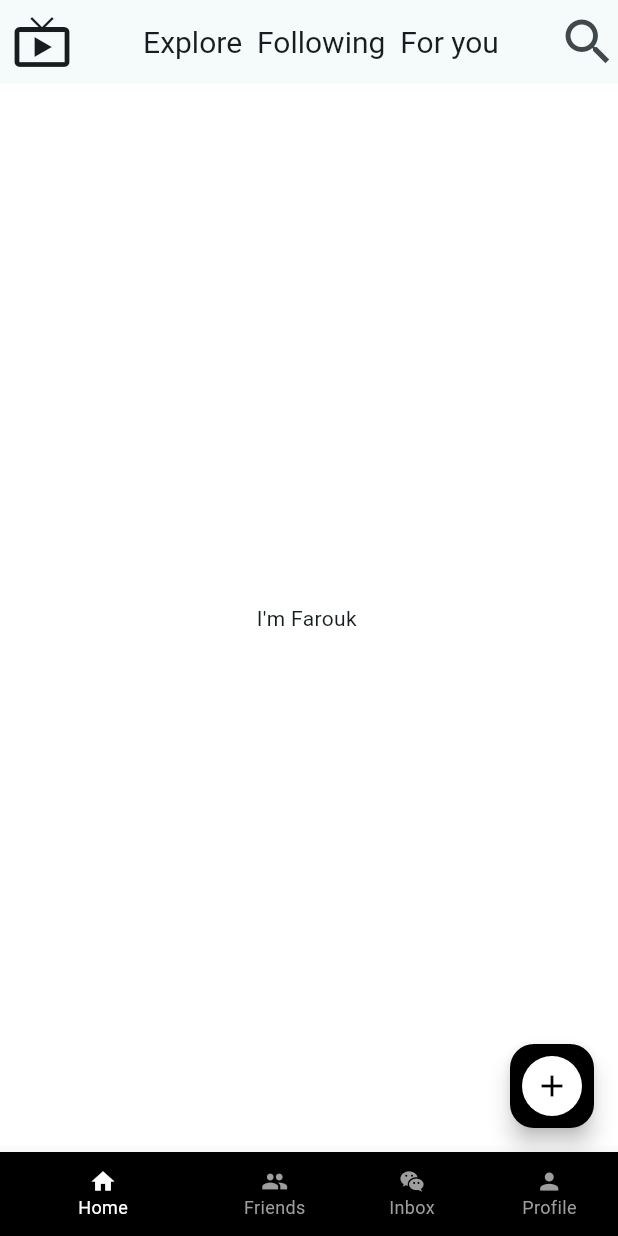
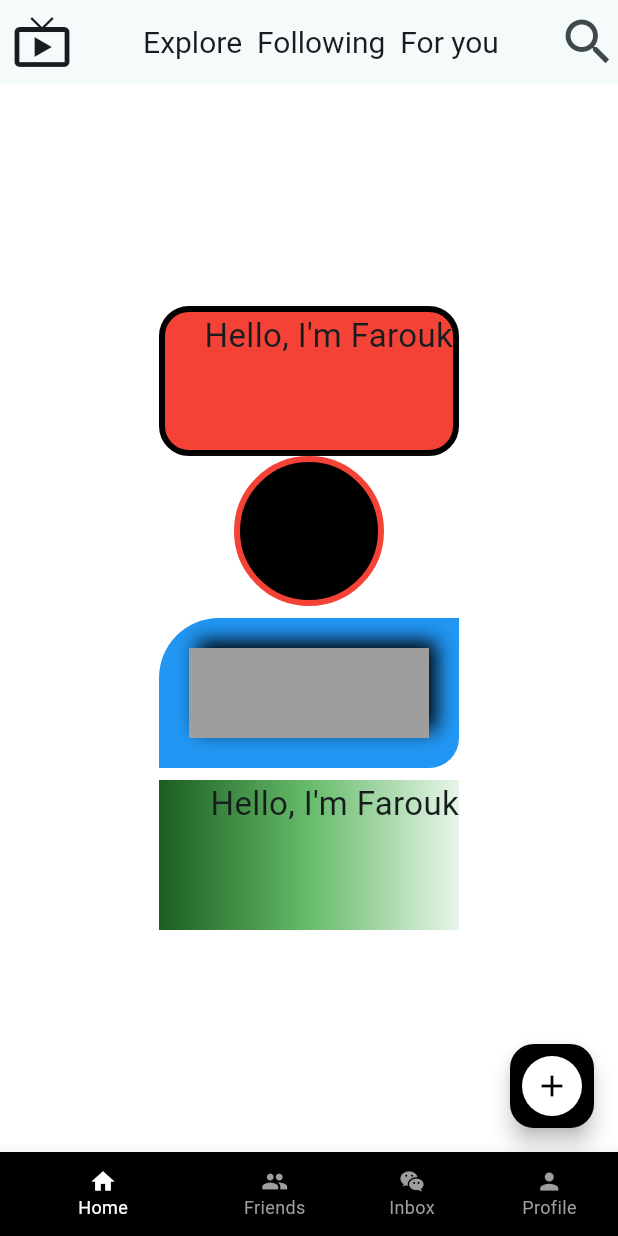
Before and after one commit to SegnonDimas/TikTok-clone, a Flutter app: the screen it shows after launch, on a phone screen of 412 x 824 dp. Run offline on Flutter 3.47's test engine with Material 3 defaults, Android fonts, the phone set to English and light mode, and no system bars.

Commit message:
Widget : Container

```diff
--- a/lib/features/main_page/presentations/pages/home/presentations/home.dart
+++ b/lib/features/main_page/presentations/pages/home/presentations/home.dart
@@ -42,7 +42,78 @@ class _HomeState extends State<Home> {
 
       //BODY
       body: Center(
-        child: SelectableText("I'm Farouk"),
+        child:Column(
+          mainAxisAlignment: MainAxisAlignment.center,
+          children: [
+
+
+            Container(
+              alignment: .topEnd,
+              height: 100,
+              width : 200,
+              decoration: BoxDecoration(
+                color: Colors.red,
+                border: Border.all(color: Colors.black, width: 4,),
+                borderRadius: BorderRadius.circular(20)
+              ),
+              child: Text("Hello, I'm Farouk", style: TextStyle(fontSize: 22),),
+            ),
+
+            Container(
+              alignment: .topEnd,
+              height: 100,
+              width : 200,
+              decoration: BoxDecoration(
+                color: Colors.black,
+                shape: BoxShape.circle,
+                border: Border.all(color: Colors.red, width: 4,),
+              ),
+              ),
+
+            Padding(
+              padding: const EdgeInsets.all(8.0),
+              child: Container(
+                alignment: .center,
+                padding: EdgeInsets.all(20),
+                height: 100,
+                width : 200,
+                decoration: BoxDecoration(
+                  color: Colors.blue,
+                  borderRadius: BorderRadius.only(topLeft: Radius.circular(40), bottomRight: .circular(20))
+                ),
+                child: Container(
+                  alignment: .topEnd,
+                  padding: EdgeInsets.all(20),
+                  height: 90,
+                  width : 190,
+                  decoration: BoxDecoration(
+                    color: Colors.grey,
+                    boxShadow: [
+                      BoxShadow(
+                        color: Colors.black,
+                        offset: Offset(5, -5), // définir le positionnement de l'ombre
+                        blurRadius: 10, // définit la taille de la brouille
+                      )
+                    ]
+                  ),
+                   ),),
+            ),
+
+            Container(
+              alignment: .topEnd,
+              height: 100,
+              width : 200,
+              decoration: BoxDecoration(
+                gradient: LinearGradient(colors: [
+                  Colors.green.shade900,
+                  Colors.green.shade400,
+                  Colors.green.shade50
+                ])
+              ),
+              child: Text("Hello, I'm Farouk", style: TextStyle(fontSize: 22),),
+            ),
+          ],
+        ),
       ),
 
       // FLOATINGACTIONBUTTON
```
